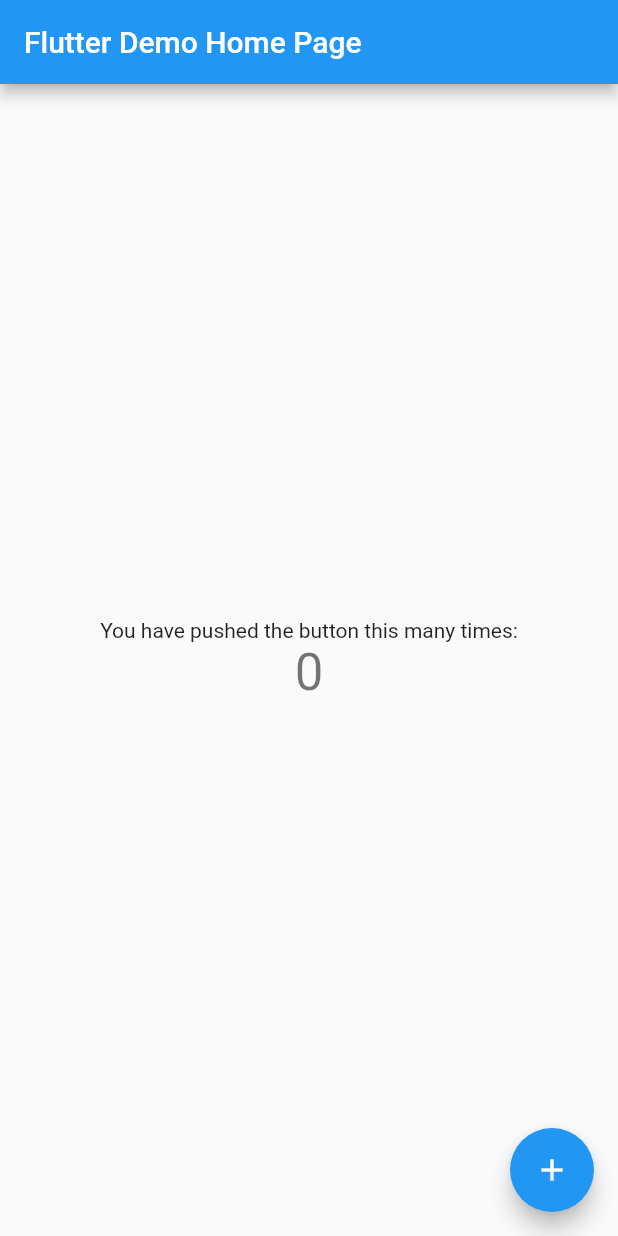
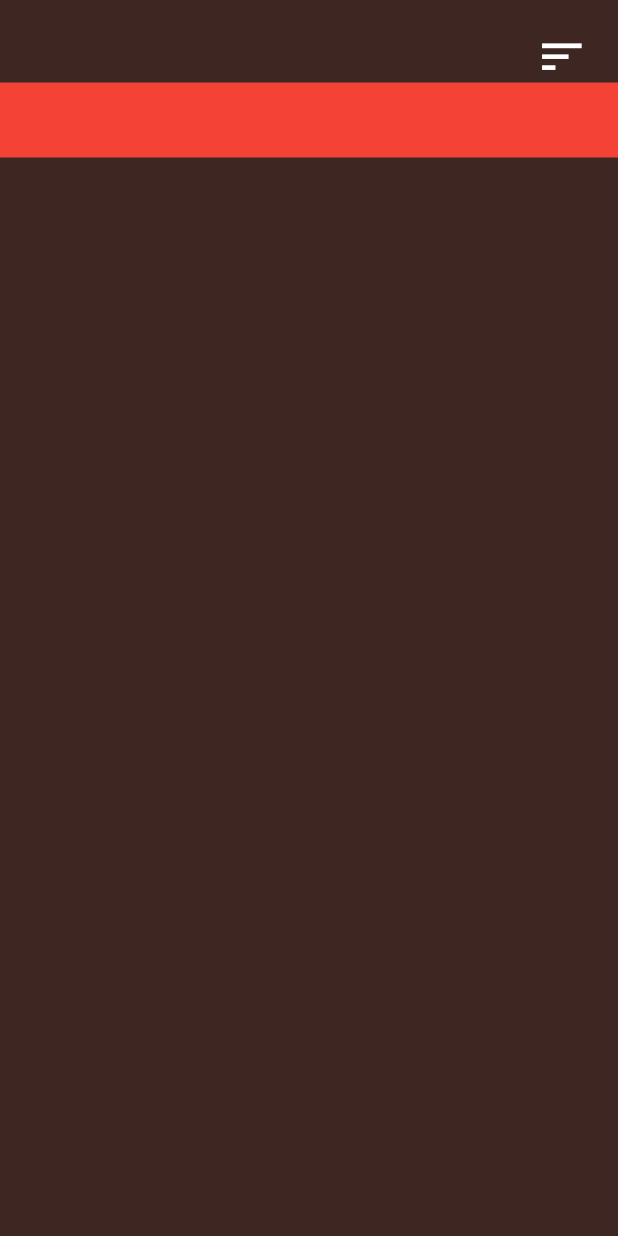
Before and after one commit to CynthiaPeter/Live-Weather, a Flutter app: the screen it shows after launch, on a phone screen of 412 x 824 dp. Run offline on Flutter 3.47's test engine with Material 2 defaults, Android fonts, the phone set to English and light mode, and no system bars.

Commit message:
Started UI

```diff
--- a/lib/main.dart
+++ b/lib/main.dart
@@ -1,111 +1,16 @@
 import 'package:flutter/material.dart';
+import './weather_app_ui.dart';
 
 void main() => runApp(MyApp());
-
 class MyApp extends StatelessWidget {
-  // This widget is the root of your application.
   @override
   Widget build(BuildContext context) {
     return MaterialApp(
-      title: 'Flutter Demo',
-      theme: ThemeData(
-        // This is the theme of your application.
-        //
-        // Try running your application with "flutter run". You'll see the
-        // application has a blue toolbar. Then, without quitting the app, try
-        // changing the primarySwatch below to Colors.green and then invoke
-        // "hot reload" (press "r" in the console where you ran "flutter run",
-        // or simply save your changes to "hot reload" in a Flutter IDE).
-        // Notice that the counter didn't reset back to zero; the application
-        // is not restarted.
-        primarySwatch: Colors.blue,
+      title: 'Weather App',
+      home: Scaffold(
+        body: SafeArea(child: WeatherApp()),
       ),
-      home: MyHomePage(title: 'Flutter Demo Home Page'),
+      debugShowCheckedModeBanner: false,
     );
   }
 }
-
-class MyHomePage extends StatefulWidget {
-  MyHomePage({Key key, this.title}) : super(key: key);
-
-  // This widget is the home page of your application. It is stateful, meaning
-  // that it has a State object (defined below) that contains fields that affect
-  // how it looks.
-
-  // This class is the configuration for the state. It holds the values (in this
-  // case the title) provided by the parent (in this case the App widget) and
-  // used by the build method of the State. Fields in a Widget subclass are
-  // always marked "final".
-
-  final String title;
-
-  @override
-  _MyHomePageState createState() => _MyHomePageState();
-}
-
-class _MyHomePageState extends State<MyHomePage> {
-  int _counter = 0;
-
-  void _incrementCounter() {
-    setState(() {
-      // This call to setState tells the Flutter framework that something has
-      // changed in this State, which causes it to rerun the build method below
-      // so that the display can reflect the updated values. If we changed
-      // _counter without calling setState(), then the build method would not be
-      // called again, and so nothing would appear to happen.
-      _counter++;
-    });
-  }
-
-  @override
-  Widget build(BuildContext context) {
-    // This method is rerun every time setState is called, for instance as done
-    // by the _incrementCounter method above.
-    //
-    // The Flutter framework has been optimized to make rerunning build methods
-    // fast, so that you can just rebuild anything that needs updating rather
-    // than having to individually change instances of widgets.
-    return Scaffold(
-      appBar: AppBar(
-        // Here we take the value from the MyHomePage object that was created by
-        // the App.build method, and use it to set our appbar title.
-        title: Text(widget.title),
-      ),
-      body: Center(
-        // Center is a layout widget. It takes a single child and positions it
-        // in the middle of the parent.
-        child: Column(
-          // Column is also a layout widget. It takes a list of children and
-          // arranges them vertically. By default, it sizes itself to fit its
-          // children horizontally, and tries to be as tall as its parent.
-          //
-          // Invoke "debug painting" (press "p" in the console, choose the
-          // "Toggle Debug Paint" action from the Flutter Inspector in Android
-          // Studio, or the "Toggle Debug Paint" command in Visual Studio Code)
-          // to see the wireframe for each widget.
-          //
-          // Column has various properties to control how it sizes itself and
-          // how it positions its children. Here we use mainAxisAlignment to
-          // center the children vertically; the main axis here is the vertical
-          // axis because Columns are vertical (the cross axis would be
-          // horizontal).
-          mainAxisAlignment: MainAxisAlignment.center,
-          children: <Widget>[
-            Text(
-              'You have pushed the button this many times:',
-            ),
-            Text(
-              '$_counter',
-              style: Theme.of(context).textTheme.display1,
-            ),
-          ],
-        ),
-      ),
-      floatingActionButton: FloatingActionButton(
-        onPressed: _incrementCounter,
-        tooltip: 'Increment',
-        child: Icon(Icons.add),
-      ), // This trailing comma makes auto-formatting nicer for build methods.
-    );
-  }
-}
--- /dev/null
+++ b/lib/weather_app_ui.dart
@@ -0,0 +1,29 @@
+import 'package:flutter/material.dart';
+
+class WeatherApp extends StatefulWidget {
+  @override
+  _WeatherAppState createState() => _WeatherAppState();
+}
+
+class _WeatherAppState extends State<WeatherApp> {
+  @override
+  Widget build(BuildContext context) {
+    return Scaffold(
+      backgroundColor: Colors.brown[900],
+      body:  Center(
+        child:Column(
+          children: <Widget>[
+            Container(
+              alignment: Alignment.topRight,
+              margin: EdgeInsets.fromLTRB(0, 20, 20.0, 0.0),
+              child: Icon(Icons.sort, color: Colors.white, size: 35),
+            ),
+            Container(
+              height:50,
+              color: Colors.red,
+            ),
+          ],
+        ),),
+    );
+  }
+}
```
Also changed, not shown: pubspec.lock (added), 1 other file.
